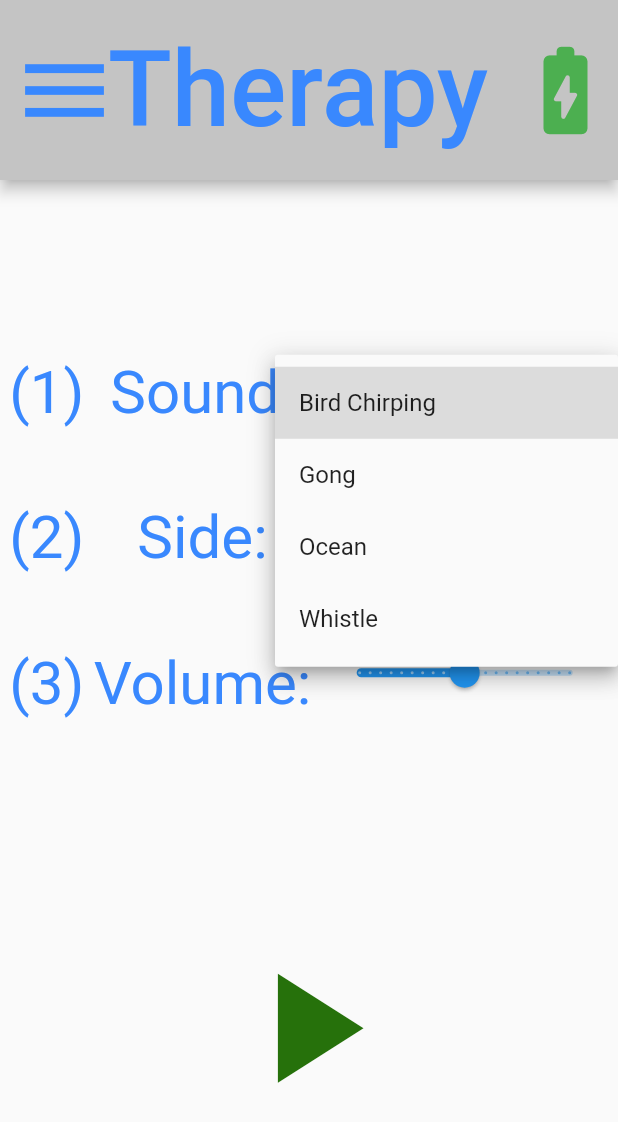
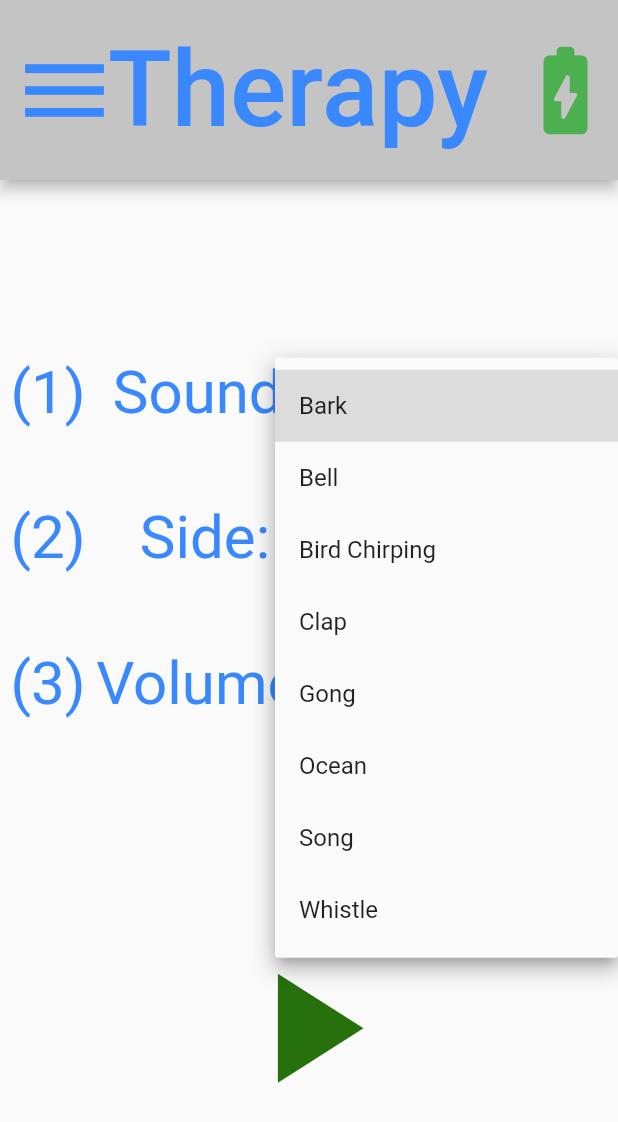
Before and after one commit to a1pha/AuditoryTesting, a Flutter app: the Therapy screen opened by its route, after a tap on "Please choose a sound", on a phone screen of 412 x 824 dp. Shown: the top 1122 px of the screen. Run offline on Flutter 3.47's test engine with Material 2 defaults, Android fonts, the phone set to English and light mode, and no system bars; our stand-ins replace audioplayers.

Commit message:
added 4 sounds

```diff
--- a/lib/pages/therapy.dart
+++ b/lib/pages/therapy.dart
@@ -16,15 +16,23 @@ Color primaryColor = HexColor("#FFC4C4C4");
 double _volume = 50.0;
 int _direction = 1;
 List<String> _locations = [
+  'Bark',
+  'Bell',
   'Bird Chirping',
+  'Clap',
   'Gong',
   'Ocean',
+  'Song',
   'Whistle'
 ]; // Option 2
 Map<String, String> filenames = {
+  'Bark': 'bark',
+  'Bell': 'bell',
   'Bird Chirping': 'bird_chirping',
+  'Clap': 'clap',
   'Gong': 'gong',
   'Ocean': 'ocean',
+  'Song': 'song',
   'Whistle': 'whistle'
 };
 String _selectedLocation; // Option 2
@@ -145,11 +153,11 @@ class _TherapyState extends State<Therapy> {
                             })),
                     Padding(
                         padding: const EdgeInsets.only(top: 50),
-                        child: Slider(
+                        child: CupertinoSlider(
                             // Change slider to CupertinoSlider
                             value: _volume,
                             divisions: 20,
-                            label: "$_volume", // Coment this line out
+                            //label: "$_volume", // Coment this line out
                             min: 0.0,
                             max: 100.0,
                             onChanged: (double value) {
```
Also changed, not shown: pubspec.yaml (+12 -0 lines), 12 other files.
